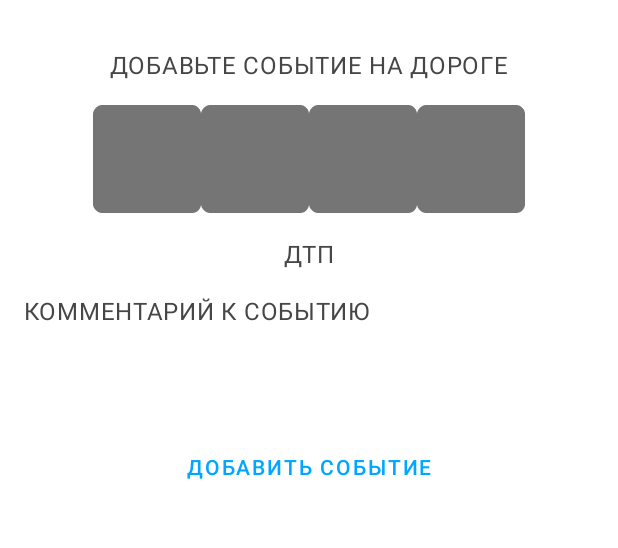
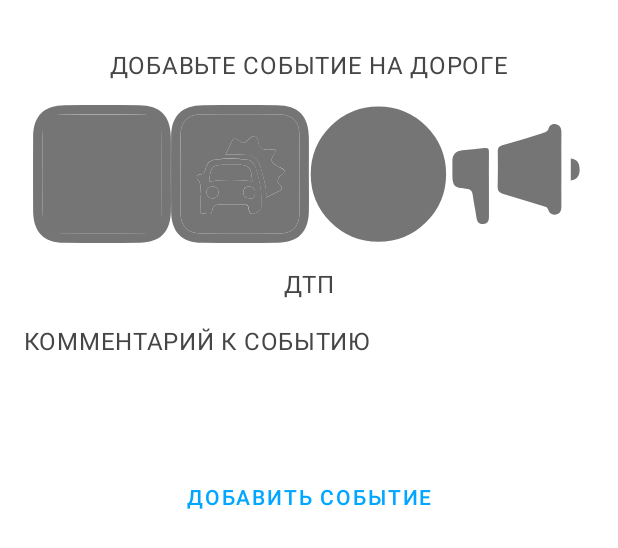
Before and after one commit to HarperJr/ApiMaps, an Android app: the layout fragment_notifying.xml on its own in the app's theme, with its tools: preview values and no code run, on a phone screen of 412 x 824 dp. Shown: the top 548 px of the screen. Run offline under Robolectric (Android 15) with nearby library versions, the phone set to English and light mode, and no system bars.

Commit message:
#Разработка экрана уведомлений
- Разработка логики для добавления уведомлений.

```diff
--- a/app/src/main/java/com/vlsu/maps/domain/model/NotificationType.kt
+++ b/app/src/main/java/com/vlsu/maps/domain/model/NotificationType.kt
@@ -3,7 +3,7 @@ package com.vlsu.maps.domain.model
 enum class NotificationType(val code: Int) {
     UNDEFINED(0),
     SUPPORT_REQUEST(1),
-    WARNING(2),
+    AMBULANCE(2),
     MESSAGE(3),
     COLLAPSE(4);
 
--- a/app/src/main/java/com/vlsu/maps/navigation/map/Navigation.kt
+++ b/app/src/main/java/com/vlsu/maps/navigation/map/Navigation.kt
@@ -1,6 +1,7 @@
 package com.vlsu.maps.navigation.map
 
 import com.vlsu.maps.presentation.fragment.notification.NotificationScreen
+import com.vlsu.maps.presentation.fragment.notifying.NotifyingScreen
 import com.vlsu.maps.presentation.fragment.routing.RoutingScreen
 import com.vlsu.maps.presentation.fragment.settings.SettingsScreen
 
@@ -9,7 +10,8 @@ class Navigation {
     enum class Screen(val key: String) {
         SETTINGS_SCREEN("SETTINGS_SCREEN"),
         ROUTING_SCREEN("ROUTING_SCREEN"),
-        NOTIFICATION_SCREEN("NOTIFICATION_SCREEN")
+        NOTIFICATION_SCREEN("NOTIFICATION_SCREEN"),
+        NOTIFYING_SCREEN("NOTIFYING_SCREEN")
     }
 
     companion object {
@@ -21,6 +23,7 @@ class Navigation {
             Screen.SETTINGS_SCREEN -> SettingsScreen()
             Screen.ROUTING_SCREEN -> RoutingScreen()
             Screen.NOTIFICATION_SCREEN -> NotificationScreen()
+            Screen.NOTIFYING_SCREEN -> NotifyingScreen()
         }
     }
 }
--- a/app/src/main/java/com/vlsu/maps/presentation/fragment/map/MapFragment.kt
+++ b/app/src/main/java/com/vlsu/maps/presentation/fragment/map/MapFragment.kt
@@ -16,7 +16,7 @@ import com.tbruyelle.rxpermissions2.RxPermissions
 import com.vlsu.maps.R
 import com.vlsu.maps.di.Dagger
 import com.vlsu.maps.navigation.map.Navigator
-import com.vlsu.maps.presentation.OnBackPressable
+import com.vlsu.maps.presentation.view.OnBackPressable
 import io.reactivex.disposables.Disposables
 import kotlinx.android.synthetic.main.fragment_map.*
 import timber.log.Timber
--- a/app/src/main/java/com/vlsu/maps/presentation/fragment/notifying/NotifyingFragment.kt
+++ b/app/src/main/java/com/vlsu/maps/presentation/fragment/notifying/NotifyingFragment.kt
@@ -47,7 +47,7 @@ class NotifyingFragment : MvpFragment<NotifyingView, NotifyingPresenter>(), Noti
         when (selected) {
             R.id.notifying_type_support -> presenter.onNotificationTypeChanged(NotificationType.SUPPORT_REQUEST)
             R.id.notifying_type_collapse -> presenter.onNotificationTypeChanged(NotificationType.COLLAPSE)
-            R.id.notifying_type_warning -> presenter.onNotificationTypeChanged(NotificationType.WARNING)
+            R.id.notifying_type_ambulance -> presenter.onNotificationTypeChanged(NotificationType.AMBULANCE)
             R.id.notifying_type_message -> presenter.onNotificationTypeChanged(NotificationType.MESSAGE)
         }
     }
@@ -60,4 +60,8 @@ class NotifyingFragment : MvpFragment<NotifyingView, NotifyingPresenter>(), Noti
         override fun beforeTextChanged(s: CharSequence, start: Int, count: Int, after: Int) {}
         override fun onTextChanged(s: CharSequence, start: Int, before: Int, count: Int) {}
     }
+
+    companion object {
+        fun newInstance() = NotifyingFragment()
+    }
 }
--- a/app/src/main/java/com/vlsu/maps/presentation/OnBackPressable.kt
+++ b/app/src/main/java/com/vlsu/maps/presentation/view/OnBackPressable.kt
@@ -1,4 +1,4 @@
-package com.vlsu.maps.presentation
+package com.vlsu.maps.presentation.view
 
 interface OnBackPressable {
     fun onBackPressed()
--- /dev/null
+++ b/app/src/main/res/drawable/ic_ambulance.xml
@@ -0,0 +1,15 @@
+<vector xmlns:android="http://schemas.android.com/apk/res/android" xmlns:aapt="http://schemas.android.com/aapt"
+        android:viewportWidth="10"
+        android:viewportHeight="10"
+        android:width="92dp"
+        android:height="92dp">
+    <path
+            android:pathData="M0.68 0.68H9.33V9.33H0.68V0.68Z"
+            android:fillColor="#F5F4F4" />
+    <path
+            android:pathData="M9.99 5.05c0 0.9 0.02 1.81 0 2.71C9.95 9.22 9.2 9.97 7.74 9.98c-1.83 0.02 -3.65 0.02 -5.48 0C0.78 9.97 0.03 9.2 0.01 7.71C0 5.91 0 4.1 0.01 2.29c0.01 -1.51 0.78 -2.27 2.3 -2.28C4.1 0 5.89 0 7.68 0.01c1.55 0.01 2.29 0.77 2.31 2.33C10 3.25 9.99 4.15 9.99 5.05zM0.69 4.95c0 0.96 -0.01 1.92 0 2.88c0.02 0.98 0.5 1.47 1.47 1.48c1.88 0.02 3.77 0.02 5.65 0C8.83 9.3 9.3 8.82 9.31 7.8c0.02 -1.88 0.02 -3.77 0 -5.65C9.3 1.21 8.81 0.7 7.86 0.69c-1.9 -0.02 -3.8 -0.02 -5.7 0C1.19 0.7 0.71 1.2 0.69 2.18C0.67 3.1 0.69 4.02 0.69 4.95z"
+            android:fillColor="#D34639" />
+    <path
+            android:pathData="M5.7 3.5c0 0.79 0 0.79 0.78 0.79c0.14 0 0.28 0 0.43 0c0.26 -0.01 0.53 -0.01 0.64 0.27C7.66 4.87 7.68 5.21 7.5 5.52c-0.09 0.15 -0.26 0.2 -0.43 0.2C6.71 5.71 6.35 5.73 6 5.71C5.78 5.7 5.68 5.75 5.7 6c0.02 0.35 0.01 0.71 0 1.07C5.69 7.47 5.51 7.62 5.02 7.62c-0.54 0 -0.72 -0.13 -0.73 -0.55c-0.01 -0.37 -0.01 -0.74 0 -1.1c0.01 -0.2 -0.04 -0.27 -0.25 -0.26c-0.37 0.02 -0.74 0.01 -1.1 0C2.56 5.71 2.39 5.54 2.38 5.17C2.37 4.98 2.34 4.78 2.42 4.6C2.5 4.39 2.66 4.29 2.89 4.29c0.38 0 0.76 -0.01 1.14 0c0.2 0.01 0.27 -0.04 0.26 -0.25c-0.02 -0.37 -0.01 -0.74 0 -1.1c0.01 -0.41 0.19 -0.56 0.69 -0.56c0.54 0 0.72 0.13 0.74 0.55C5.71 3.12 5.7 3.31 5.7 3.5z"
+            android:fillColor="#373737" />
+</vector>
--- /dev/null
+++ b/app/src/main/res/drawable/ic_collapse.xml
@@ -0,0 +1,27 @@
+<vector xmlns:android="http://schemas.android.com/apk/res/android"
+        android:viewportWidth="10"
+        android:viewportHeight="10"
+        android:width="92dp"
+        android:height="92dp">
+    <path
+            android:pathData="M9.99 5.05c0 0.9 0.02 1.81 0 2.71C9.95 9.22 9.2 9.97 7.74 9.98c-1.83 0.02 -3.65 0.02 -5.48 0C0.78 9.97 0.03 9.2 0.01 7.71C0 5.91 0 4.1 0.01 2.29c0.01 -1.51 0.78 -2.27 2.3 -2.28C4.1 0 5.89 0 7.68 0.01c1.55 0.01 2.29 0.77 2.31 2.33C10 3.25 9.99 4.15 9.99 5.05zM0.69 4.95c0 0.96 -0.01 1.92 0 2.88c0.02 0.98 0.5 1.47 1.47 1.48c1.88 0.02 3.77 0.02 5.65 0C8.83 9.3 9.3 8.82 9.31 7.8c0.02 -1.88 0.02 -3.77 0 -5.65C9.3 1.21 8.81 0.7 7.86 0.69c-1.9 -0.02 -3.8 -0.02 -5.7 0C1.19 0.7 0.71 1.2 0.69 2.18C0.67 3.1 0.69 4.02 0.69 4.95z"
+            android:fillColor="#D34639"/>
+    <path
+            android:pathData="M0.69 4.95c0 -0.92 -0.01 -1.85 0 -2.77C0.71 1.2 1.19 0.7 2.16 0.69c1.9 -0.02 3.8 -0.02 5.7 0C8.81 0.7 9.3 1.21 9.31 2.15c0.02 1.88 0.02 3.77 0 5.65C9.3 8.82 8.83 9.3 7.81 9.31c-1.88 0.02 -3.77 0.02 -5.65 0C1.19 9.3 0.71 8.81 0.69 7.83C0.67 6.87 0.69 5.91 0.69 4.95zM2.12 6.63c0 0.32 -0.01 0.59 0 0.87c0 0.15 -0.06 0.38 0.2 0.37c0.23 -0.01 0.6 0.17 0.66 -0.19c0.08 -0.5 0.38 -0.48 0.74 -0.47c0.5 0.01 1 0.01 1.49 0c0.2 0 0.37 0.01 0.4 0.25c0.04 0.25 0.1 0.51 0.43 0.41c0.27 -0.08 0.49 -0.2 0.51 -0.58c0.04 -0.94 -0.12 -1.83 -0.41 -2.71C6.04 4.2 5.81 3.99 5.42 3.95C4.67 3.86 3.92 3.85 3.16 3.97C2.84 4.01 2.64 4.2 2.54 4.51C2.46 4.75 2.47 5.06 2.05 5.03C1.87 5.02 1.84 5.29 1.92 5.38C2.31 5.77 2.05 6.24 2.12 6.63zM3.95 3.59c0.54 0 0.96 -0.01 1.39 0c0.66 0.03 1.05 0.37 1.19 1.02c0.15 0.67 0.43 1.32 0.37 2.09c0.36 -0.18 0.65 -0.34 0.95 -0.47c0.19 -0.09 0.26 -0.2 0.1 -0.36C7.61 5.54 7.71 5.28 8.05 5.03c0.2 -0.14 0.27 -0.29 -0.02 -0.44c-0.26 -0.13 -0.6 -0.26 -0.71 -0.49C7.18 3.84 7.58 3.58 7.58 3.25c-0.47 -0.1 -1.16 0.24 -1.27 -0.62c-0.07 -0.5 -0.32 -0.46 -0.66 -0.18c-0.17 0.14 -0.34 0.47 -0.64 0.2C4.64 2.3 4.45 2.42 4.3 2.85C4.23 3.07 4.1 3.27 3.95 3.59z"
+            android:fillColor="#F5F4F4"/>
+    <path
+            android:pathData="M2.12 6.63c-0.07 -0.39 0.19 -0.86 -0.2 -1.25C1.84 5.29 1.87 5.02 2.05 5.03c0.42 0.03 0.41 -0.28 0.49 -0.52c0.1 -0.31 0.29 -0.49 0.62 -0.54c0.75 -0.11 1.51 -0.1 2.26 -0.02C5.81 3.99 6.04 4.2 6.16 4.58c0.28 0.88 0.45 1.77 0.41 2.71c-0.02 0.38 -0.24 0.5 -0.51 0.58c-0.33 0.1 -0.4 -0.16 -0.43 -0.41c-0.03 -0.25 -0.2 -0.26 -0.4 -0.25c-0.5 0.01 -1 0.01 -1.49 0C3.36 7.2 3.06 7.18 2.98 7.68C2.93 8.04 2.55 7.86 2.32 7.87c-0.26 0.01 -0.2 -0.21 -0.2 -0.37C2.12 7.23 2.12 6.95 2.12 6.63zM5.89 5.53C5.8 4.43 5.72 4.35 4.7 4.33c-0.22 0 -0.44 0 -0.66 0C2.96 4.34 2.9 4.4 2.77 5.54C3.81 5.4 4.85 5.42 5.89 5.53zM5.77 6.77c0.23 0.04 0.29 -0.19 0.32 -0.4C6.13 6.1 5.97 5.91 5.69 5.9C5.4 5.89 5.23 6.05 5.24 6.34C5.24 6.62 5.42 6.75 5.77 6.77zM3.05 6.77C3.3 6.71 3.47 6.56 3.44 6.28c-0.03 -0.25 -0.2 -0.4 -0.46 -0.38C2.7 5.92 2.55 6.1 2.58 6.38C2.6 6.64 2.78 6.76 3.05 6.77z"
+            android:fillColor="#363636"/>
+    <path
+            android:pathData="M3.95 3.59C4.1 3.27 4.23 3.07 4.3 2.85C4.45 2.42 4.64 2.3 5.02 2.65c0.3 0.27 0.47 -0.06 0.64 -0.2c0.34 -0.28 0.59 -0.32 0.66 0.18c0.12 0.86 0.8 0.53 1.27 0.62c0 0.34 -0.41 0.59 -0.27 0.86c0.12 0.23 0.45 0.35 0.71 0.49c0.29 0.15 0.22 0.29 0.02 0.44C7.71 5.28 7.61 5.54 7.94 5.87c0.17 0.17 0.1 0.27 -0.1 0.36c-0.3 0.14 -0.59 0.29 -0.95 0.47c0.06 -0.78 -0.22 -1.42 -0.37 -2.09C6.38 3.97 5.99 3.62 5.33 3.6C4.91 3.58 4.48 3.59 3.95 3.59z"
+            android:fillColor="#363636"/>
+    <path
+            android:pathData="M5.89 5.53C4.85 5.42 3.81 5.4 2.77 5.54C2.9 4.4 2.96 4.34 4.04 4.33c0.22 0 0.44 0 0.66 0C5.72 4.35 5.8 4.43 5.89 5.53z"
+            android:fillColor="#F5F4F4"/>
+    <path
+            android:pathData="M5.77 6.77C5.42 6.75 5.24 6.62 5.24 6.34c0 -0.28 0.17 -0.45 0.45 -0.44c0.28 0.01 0.44 0.2 0.41 0.47C6.07 6.58 6.01 6.82 5.77 6.77z"
+            android:fillColor="#F5F4F4"/>
+    <path
+            android:pathData="M3.05 6.77C2.78 6.76 2.6 6.64 2.58 6.38C2.55 6.1 2.7 5.92 2.98 5.9c0.26 -0.02 0.43 0.12 0.46 0.38C3.47 6.56 3.3 6.71 3.05 6.77z"
+            android:fillColor="#F5F4F4"/>
+</vector>
--- /dev/null
+++ b/app/src/main/res/drawable/ic_message.xml
@@ -0,0 +1,15 @@
+<vector xmlns:android="http://schemas.android.com/apk/res/android" xmlns:aapt="http://schemas.android.com/aapt"
+    android:viewportWidth="10"
+    android:viewportHeight="10"
+    android:width="92dp"
+    android:height="92dp">
+    <path
+        android:pathData="M8.29 4.7c0 0.88 -0.01 1.76 0 2.64c0 0.3 -0.08 0.54 -0.39 0.6C7.61 8 7.41 7.86 7.33 7.58C7.27 7.37 7.1 7.37 6.95 7.32C6 7.02 5.05 6.73 4.09 6.45C3.81 6.36 3.66 6.26 3.67 5.91c0.03 -0.85 0.02 -1.7 0.01 -2.54c0 -0.26 0.07 -0.37 0.33 -0.45c0.97 -0.28 1.94 -0.58 2.9 -0.88c0.18 -0.06 0.38 -0.07 0.45 -0.33C7.42 1.45 7.64 1.34 7.9 1.39c0.28 0.06 0.39 0.27 0.39 0.56C8.28 2.87 8.29 3.78 8.29 4.7z"
+        android:fillColor="#020202" />
+    <path
+        android:pathData="M3.04 5.82c0 0.75 0 1.5 0 2.25c0 0.3 -0.05 0.54 -0.41 0.55C2.28 8.64 2.18 8.44 2.13 8.13c-0.07 -0.54 -0.2 -1.08 -0.27 -1.62C1.83 6.21 1.7 6.1 1.39 6.07c-0.89 -0.07 -1 -0.21 -1 -1.11c0 -0.3 0 -0.6 0 -0.9c0 -0.48 0.25 -0.74 0.72 -0.79C1.64 3.22 2.17 3.19 2.7 3.12c0.28 -0.04 0.35 0.04 0.34 0.3C3.03 4.22 3.04 5.02 3.04 5.82z"
+        android:fillColor="#090909" />
+    <path
+        android:pathData="M8.97 5.48c0 -0.56 0 -1.07 0 -1.6C9.47 3.93 9.6 4.24 9.61 4.67C9.62 5.1 9.45 5.39 8.97 5.48z"
+        android:fillColor="#090909" />
+</vector>
--- /dev/null
+++ b/app/src/main/res/drawable/ic_support.xml
@@ -0,0 +1,18 @@
+<vector xmlns:android="http://schemas.android.com/apk/res/android" xmlns:aapt="http://schemas.android.com/aapt"
+    android:viewportWidth="10"
+    android:viewportHeight="10"
+    android:width="92dp"
+    android:height="92dp">
+    <path
+        android:pathData="M9.61 5.01A4.58 4.58 0 0 1 0.45 5.01A4.58 4.58 0 0 1 9.61 5.01Z"
+        android:fillColor="#F5F4F4"
+        android:strokeColor="#D34639"
+        android:strokeWidth="0.65"
+        android:strokeMiterLimit="10" />
+    <path
+        android:pathData="M2.06 5.42C2.25 5.03 2.6 4.9 2.99 4.86C3.28 4.83 3.5 4.71 3.68 4.49C3.83 4.32 4.01 4.16 4.17 4c0.1 -0.1 0.21 -0.17 0.37 -0.13C4.5 4.5 4.71 5.04 5.18 5.47C5.24 5.53 5.26 5.6 5.26 5.68c0 0.1 0 0.19 0 0.29c0 0.23 0.07 0.52 -0.04 0.67C5.11 6.8 4.8 6.69 4.58 6.69C4.44 6.7 4.36 6.78 4.27 6.87C3.87 7.3 3.32 7.29 2.95 6.82C2.86 6.71 2.78 6.69 2.66 6.69c-0.21 0 -0.42 0.05 -0.6 -0.11C2.06 6.19 2.06 5.81 2.06 5.42zM3.65 5.98c-0.22 0 -0.37 0.15 -0.38 0.34C3.27 6.53 3.43 6.7 3.63 6.7c0.2 0 0.36 -0.17 0.35 -0.38C3.97 6.1 3.84 5.99 3.65 5.98z"
+        android:fillColor="#3A3A3A" />
+    <path
+        android:pathData="M5.14 3.36C5.43 3.63 5.7 3.9 5.98 4.16c0.09 0.09 0.59 0.17 0.68 0.11c0.1 -0.06 0.05 -0.59 -0.07 -0.72C6.33 3.27 6.08 2.99 5.84 2.73C6.5 2.41 7.3 2.63 7.7 3.27c0.4 0.64 0.25 1.43 -0.36 1.91C7.22 5.28 7.19 5.37 7.19 5.5c0.01 0.37 0.01 0.73 0 1.1C7.18 7.1 6.9 7.41 6.47 7.42c-0.44 0 -0.73 -0.32 -0.73 -0.82c-0.01 -0.37 0 -0.73 0 -1.1c0 -0.09 0.01 -0.19 -0.08 -0.26C4.99 4.74 4.9 4.09 5.14 3.36z"
+        android:fillColor="#3B3B3B" />
+</vector>
--- a/app/src/main/res/layout/fragment_notifying.xml
+++ b/app/src/main/res/layout/fragment_notifying.xml
@@ -4,6 +4,7 @@
         xmlns:app="http://schemas.android.com/apk/res-auto" xmlns:tools="http://schemas.android.com/tools"
         android:layout_width="match_parent"
         android:layout_height="wrap_content"
+        android:background="@color/colorPrimary"
         tools:context=".presentation.fragment.notifying.NotifyingFragment">
 
     <TextView
@@ -38,27 +39,27 @@
         <RadioButton
                 android:layout_width="wrap_content"
                 android:layout_height="wrap_content"
-                android:id="@+id/notifying_type_warning"
+                android:id="@+id/notifying_type_ambulance"
                 android:layout_weight="1"
-                android:button="@mipmap/ic_launcher_round"/>
+                android:button="@drawable/ic_ambulance"/>
         <RadioButton
                 android:layout_width="wrap_content"
                 android:layout_height="wrap_content"
                 android:id="@+id/notifying_type_collapse"
                 android:layout_weight="1"
-                android:button="@mipmap/ic_launcher"/>
+                android:button="@drawable/ic_collapse"/>
         <RadioButton
                 android:layout_width="wrap_content"
                 android:layout_height="wrap_content"
                 android:id="@+id/notifying_type_support"
                 android:layout_weight="1"
-                android:button="@mipmap/ic_launcher"/>
+                android:button="@drawable/ic_support"/>
         <RadioButton
                 android:layout_width="wrap_content"
                 android:layout_height="wrap_content"
                 android:id="@+id/notifying_type_message"
                 android:layout_weight="1"
-                android:button="@mipmap/ic_launcher"/>
+                android:button="@drawable/ic_message"/>
     </RadioGroup>
 
     <TextView
--- a/app/src/main/res/layout/notification_view_item.xml
+++ b/app/src/main/res/layout/notification_view_item.xml
@@ -2,8 +2,10 @@
 <android.support.constraint.ConstraintLayout
         xmlns:android="http://schemas.android.com/apk/res/android"
         xmlns:app="http://schemas.android.com/apk/res-auto"
-        xmlns:tool="http://schemas.android.com/tools" android:layout_width="match_parent"
-        android:layout_height="match_parent">
+        xmlns:tool="http://schemas.android.com/tools"
+        android:layout_width="match_parent"
+        android:layout_height="wrap_content"
+        android:padding="16dp">
 
     <TextView
             style="@style/TextAppearance.AppCompat.Title"
```
Also changed, not shown: app/src/main/java/com/vlsu/maps/presentation/fragment/notification/NotificationFragment.kt (+10 -6 lines), app/src/main/java/com/vlsu/maps/presentation/fragment/notification/NotificationPresenter.kt (+10 -2 lines), app/src/main/java/com/vlsu/maps/presentation/fragment/notification/adapter/NotificationDelegate.kt (+9 -5 lines), app/src/main/java/com/vlsu/maps/presentation/fragment/notifying/NotifyingPresenter.kt (+11 -0 lines), app/src/main/java/com/vlsu/maps/presentation/fragment/notifying/NotifyingScreen.kt (added, +16 -0 lines), app/src/main/java/com/vlsu/maps/presentation/view/Utils.kt (added, +7 -0 lines).
